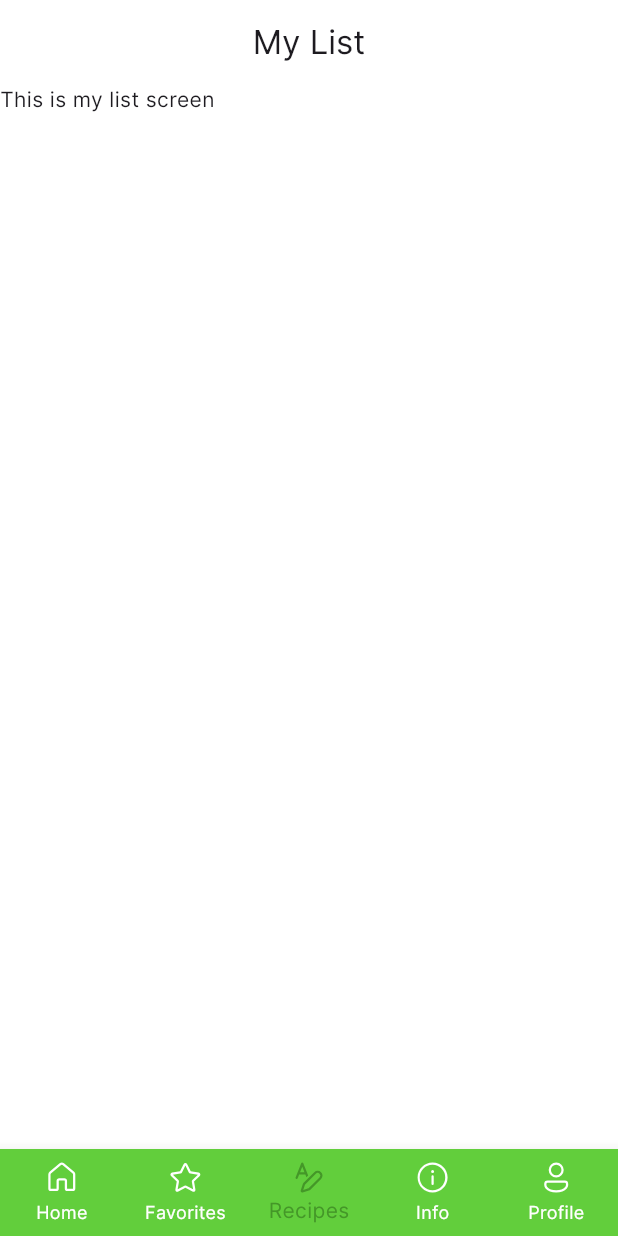
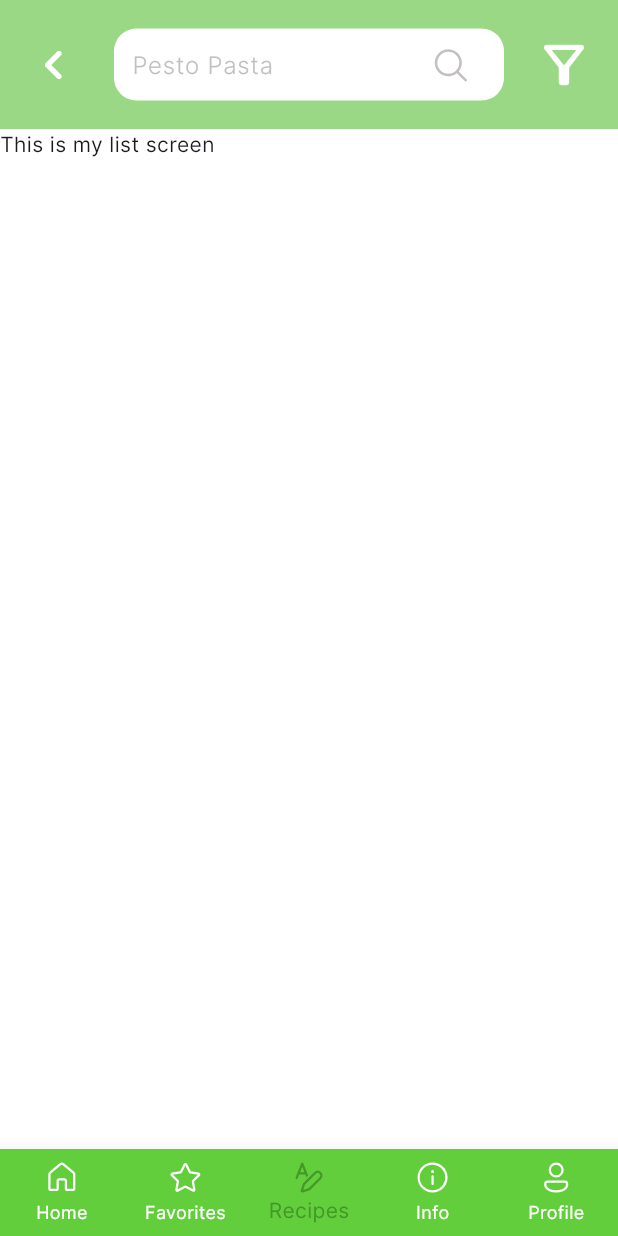
Before and after one commit to MargarethaNaibaho/freshly-dropped-mobile, a Flutter app: the screen it shows after launch, item 3 of the bottom bar chosen, on a phone screen of 412 x 824 dp. Run offline on Flutter 3.47's test engine with Material 3 defaults, Android fonts, the phone set to English and light mode, and no system bars; our stand-ins replace fluentui_icons.

Commit message:
done app bar recipes screen

```diff
--- a/lib/base/botton_nav.dart
+++ b/lib/base/botton_nav.dart
@@ -4,7 +4,7 @@
 import 'package:freshy_food/screens/favorites_screen.dart';
 import 'package:freshy_food/screens/home_screen.dart';
 import 'package:freshy_food/screens/info_screen.dart';
-import 'package:freshy_food/screens/my_list.dart';
+import 'package:freshy_food/screens/recipes_screen.dart';
 import 'package:freshy_food/screens/profile_screen.dart';
 
 class BottomNavBar extends StatefulWidget {
@@ -18,7 +18,7 @@
   final appScreens = [
     HomeScreen(),
     FavoritesScreen(),
-    MyListScreen(),
+    RecipesScreen(),
     InfoScreen(),
     ProfileScreen(),
   ];
--- a/lib/screens/my_list.dart
+++ /dev/null
@@ -1,18 +0,0 @@
-import 'package:flutter/material.dart';
-
-class MyListScreen extends StatelessWidget {
-  const MyListScreen({super.key});
-
-  @override
-  Widget build(BuildContext context) {
-    return Scaffold(
-      backgroundColor: Colors.white,
-      appBar: AppBar(
-        backgroundColor: Colors.white,
-        title: Text("My List"),
-        centerTitle: true,
-      ),
-      body: Text("This is my list screen"),
-    );
-  }
-}
--- /dev/null
+++ b/lib/screens/recipes_screen.dart
@@ -0,0 +1,96 @@
+import 'package:fluentui_icons/fluentui_icons.dart';
+import 'package:flutter/material.dart';
+import 'package:freshy_food/styles/colors.dart';
+
+class RecipesScreen extends StatefulWidget {
+  const RecipesScreen({super.key});
+
+  @override
+  State<RecipesScreen> createState() => _RecipesScreenState();
+}
+
+class _RecipesScreenState extends State<RecipesScreen>{
+  final FocusNode focusNode = FocusNode();
+
+  @override
+  void dispose(){
+    focusNode.dispose();
+    super.dispose();
+  }
+
+  @override
+  Widget build(BuildContext context) {
+    return Scaffold(
+      backgroundColor: Colors.white,
+      appBar: AppBar(
+        backgroundColor: CustomColors.lightGreen,
+        toolbarHeight: 86,
+        title: Container(
+          padding: const EdgeInsets.symmetric(vertical: 21),
+          child: Row(
+            mainAxisAlignment: MainAxisAlignment.spaceBetween,
+            children: [
+              GestureDetector(onTap: (){},
+                child: Icon(
+                  Icons.keyboard_arrow_left_rounded,
+                  size: 40,
+                  color: Colors.white,
+                ),
+              ),
+              const SizedBox(width: 20,),
+              Expanded(
+                child: Container(
+                  padding: const EdgeInsets.symmetric(horizontal: 12),
+                  decoration: BoxDecoration(
+                    color: Colors.white,
+                    borderRadius: BorderRadius.circular(15),
+                  ),
+                  child: Row(
+                    mainAxisAlignment: MainAxisAlignment.spaceBetween,
+                    children: [
+                      Flexible(
+                        child: TextField(
+                          focusNode: focusNode,
+                          style: TextStyle(
+                            color: focusNode.hasFocus ? Colors.black : CustomColors.searchGrey,
+                            fontWeight: FontWeight.w300,
+                          ),
+                          decoration: InputDecoration(
+                            isDense: true,
+                            contentPadding: EdgeInsets.zero,
+                            hintText: 'Pesto Pasta',
+                            hintStyle: TextStyle(
+                              color: focusNode.hasFocus ? Colors.black : CustomColors.searchGrey,
+                              fontWeight: FontWeight.w300,
+                            ),
+                            border: InputBorder.none,
+                          ),
+                        ),
+                      ),
+                      IconButton(onPressed: (){},
+                        icon: Icon(
+                          FluentSystemIcons.ic_fluent_search_regular,
+                          size: 27,
+                          color: CustomColors.searchGrey,
+                        ),
+                      ),
+                    ],
+                  ),
+                )
+              ),
+              const SizedBox(width: 20,),
+              GestureDetector(onTap: (){},
+                child: Icon(
+                  Icons.filter_alt_outlined,
+                  size: 40,
+                  color: Colors.white,
+                ),
+              ),
+            ],
+          ),
+        ),
+      ),
+      body: Text("This is my list screen"),
+    );
+  }
+}
--- a/lib/widgets/app_bar_white_with_plus.dart
+++ b/lib/widgets/app_bar_white_with_plus.dart
@@ -21,9 +21,8 @@ class AppBarWhiteWithPlus extends StatelessWidget implements PreferredSizeWidget
                 mainAxisAlignment: MainAxisAlignment.spaceBetween,
                 crossAxisAlignment: CrossAxisAlignment.center,
                 children: [
-                  IconButton(onPressed: () => linkBack(context),
-                    icon:
-                    Icon(Icons.keyboard_arrow_left_rounded, size: 40, color: CustomColors.lightGreen),
+                  GestureDetector(onTap: () => linkBack(context),
+                    child: Icon(Icons.keyboard_arrow_left_rounded, size: 40, color: CustomColors.lightGreen),
                   ),
                   Text(
                     "Info",
@@ -33,9 +32,10 @@ class AppBarWhiteWithPlus extends StatelessWidget implements PreferredSizeWidget
                       color: CustomColors.primaryGreen
                     ),
                   ),
-                  IconButton(
-                    onPressed: linkAdd,
-                    icon: Icon(Icons.add, size: 40, color: CustomColors.lightGreen,),),
+                  GestureDetector(
+                    onTap: linkAdd,
+                    child: Icon(Icons.add, size: 40, color: CustomColors.lightGreen,),
+                  ),
                 ],
               ),
             )
@@ -47,5 +47,5 @@ class AppBarWhiteWithPlus extends StatelessWidget implements PreferredSizeWidget
   }
 
   @override
-  Size get preferredSize => const Size.fromHeight(kToolbarHeight);
+  Size get preferredSize => const Size.fromHeight(86);
 }
```
